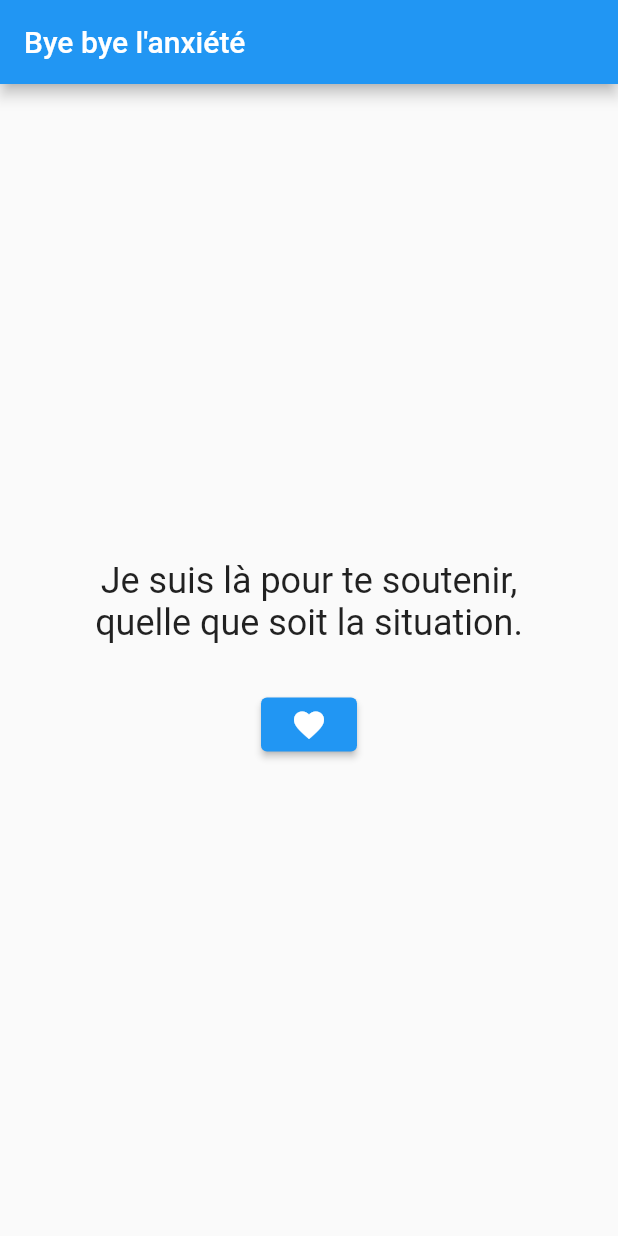
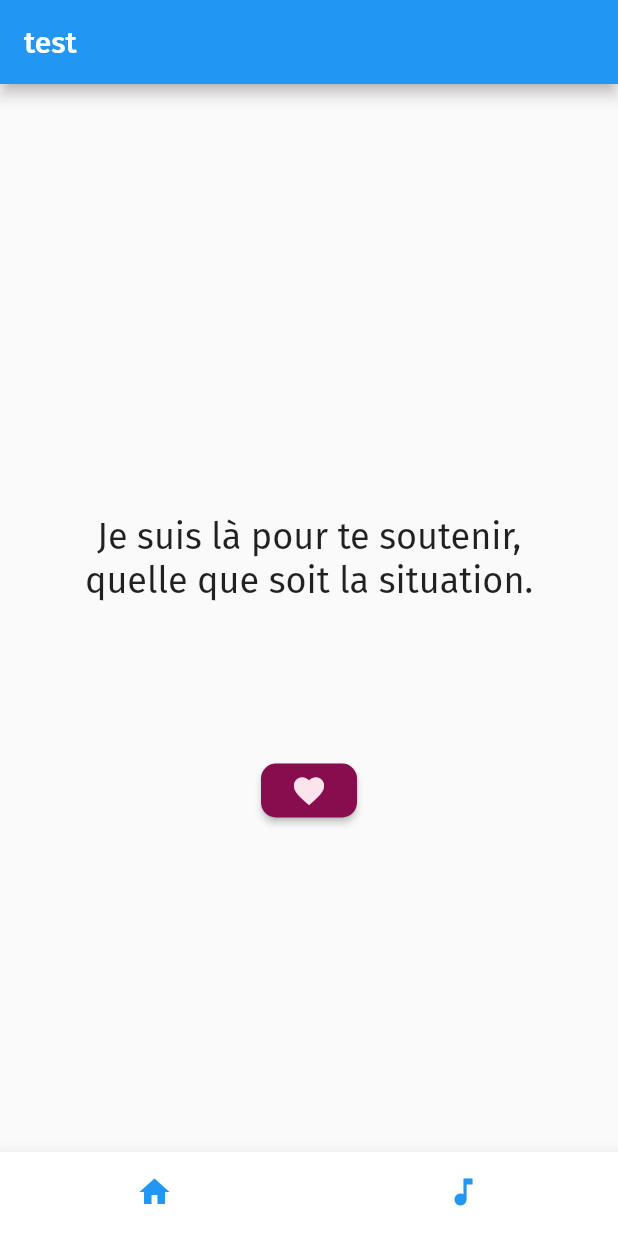
Before and after one commit to EaudeJavel/for_my_ex_gf, a Flutter app: the screen it shows after launch, after a tap on the "favorite" icon, on a phone screen of 412 x 824 dp. Run offline on Flutter 3.47's test engine with Material 2 defaults, Android fonts, the phone set to English and light mode, and no system bars; our stand-ins replace google_fonts.

Commit message:
feature: add scaffold bottom bar

```diff
--- a/lib/home/home.dart
+++ b/lib/home/home.dart
@@ -56,14 +56,17 @@ class _MyHomePageState extends State<MyHomePage> {
                       // Calculate the index of the sentence to display
                       int index = DateTime.now().day % sentences!.length;
                       return Center(
-                          child: SizedBox(
-                        width: 300,
                         child: Column(
                           mainAxisAlignment: MainAxisAlignment.center,
                           crossAxisAlignment: CrossAxisAlignment.center,
                           children: [
                             Container(
                               margin: const EdgeInsets.only(bottom: 30),
+                              child: SizedBox(
+                                  width: 300,
+                                  height: 200,
+                                  child: Align(
+                                    alignment: Alignment.center,
                                     child: Visibility(
                                       visible: _isVisible,
                                       child: Text(sentences![index],
@@ -72,6 +75,7 @@ class _MyHomePageState extends State<MyHomePage> {
                                             fontSize: 24,
                                           )),
                                     ),
+                                  )),
                             ),
                             ElevatedButton(
                               onPressed: () {
@@ -83,11 +87,21 @@ class _MyHomePageState extends State<MyHomePage> {
                                 }
                                 // createText();
                               },
+                              style: ElevatedButton.styleFrom(
+                                foregroundColor: Theme.of(context).primaryColor,
+                                backgroundColor:
+                                    Theme.of(context).colorScheme.secondary,
+                                shape: const RoundedRectangleBorder(
+                                  borderRadius: BorderRadius.all(
+                                    Radius.circular(10),
+                                  ),
+                                ),
+                              ),
                               child: const HeartWidget(),
                             ),
                           ],
                         ),
-                      ));
+                      );
                     }
                   }
                 } else {
--- a/lib/layouts/scaffold.dart
+++ b/lib/layouts/scaffold.dart
@@ -1,67 +1,67 @@
-// import 'package:flutter/material.dart';
-// import 'package:no_more_anxiety/routes.dart';
+import 'package:flutter/material.dart';
+import 'package:no_more_anxiety/routes.dart';
 
-// class FirstLevelScaffold extends StatefulWidget {
-//   const FirstLevelScaffold({super.key});
+class FirstLevelScaffold extends StatefulWidget {
+  const FirstLevelScaffold({super.key});
 
-//   @override
-//   FirstLevelScaffoldState createState() => FirstLevelScaffoldState();
-// }
+  @override
+  FirstLevelScaffoldState createState() => FirstLevelScaffoldState();
+}
 
-// class FirstLevelScaffoldState extends State<FirstLevelScaffold>
-//     with SingleTickerProviderStateMixin {
-//   int _currentIndex = 0;
-//   final List<Widget> _screen = <Widget>[
-//     const MyHomePage(
-//       title: "test",
-//     ),
-//   ];
-//   late TabController _controller;
+class FirstLevelScaffoldState extends State<FirstLevelScaffold>
+    with SingleTickerProviderStateMixin {
+  int _currentIndex = 0;
+  final List<Widget> _screen = <Widget>[
+    const MyHomePage(
+      title: "test",
+    ),
+  ];
+  late TabController _controller;
 
-//   @override
-//   void initState() {
-//     super.initState();
-//     _controller = TabController(length: _screen.length, vsync: this);
-//   }
+  @override
+  void initState() {
+    super.initState();
+    _controller = TabController(length: _screen.length, vsync: this);
+  }
 
-//   void onTabTapped(int index) {
-//     setState(() {
-//       _currentIndex = index;
-//       _controller.animateTo(index);
-//     });
-//   }
+  void onTabTapped(int index) {
+    setState(() {
+      _currentIndex = index;
+      _controller.animateTo(index);
+    });
+  }
 
-//   @override
-//   void dispose() {
-//     super.dispose();
-//     _controller.dispose();
-//   }
+  @override
+  void dispose() {
+    super.dispose();
+    _controller.dispose();
+  }
 
-//   @override
-//   Widget build(BuildContext context) {
-//     return Scaffold(
-//       appBar: null,
-//       body: TabBarView(controller: _controller, children: _screen),
-//       bottomNavigationBar: BottomNavigationBar(
-//         backgroundColor: const Color(0xFFFFFFFF),
-//         elevation: 10,
-//         showSelectedLabels: false,
-//         showUnselectedLabels: false,
-//         selectedItemColor: ThemeData().primaryColor,
-//         unselectedItemColor: ThemeData().colorScheme.secondary,
-//         onTap: onTabTapped,
-//         currentIndex: _currentIndex,
-//         items: const <BottomNavigationBarItem>[
-//           BottomNavigationBarItem(
-//             icon: Icon(Icons.home),
-//             label: 'Home',
-//           ),
-//           BottomNavigationBarItem(
-//             icon: Icon(Icons.music_note),
-//             label: 'Music',
-//           ),
-//         ],
-//       ),
-//     );
-//   }
-// }
+  @override
+  Widget build(BuildContext context) {
+    return Scaffold(
+      appBar: null,
+      body: TabBarView(controller: _controller, children: _screen),
+      bottomNavigationBar: BottomNavigationBar(
+        backgroundColor: const Color(0xFFFFFFFF),
+        elevation: 10,
+        showSelectedLabels: false,
+        showUnselectedLabels: false,
+        selectedItemColor: ThemeData().primaryColor,
+        unselectedItemColor: ThemeData().colorScheme.secondary,
+        onTap: onTabTapped,
+        currentIndex: _currentIndex,
+        items: const <BottomNavigationBarItem>[
+          BottomNavigationBarItem(
+            icon: Icon(Icons.home),
+            label: 'Home',
+          ),
+          BottomNavigationBarItem(
+            icon: Icon(Icons.music_note),
+            label: 'Music',
+          ),
+        ],
+      ),
+    );
+  }
+}
--- a/lib/main.dart
+++ b/lib/main.dart
@@ -1,9 +1,12 @@
+import 'dart:ui';
 import 'package:flutter/material.dart';
+import 'package:no_more_anxiety/layouts/scaffold.dart';
 
 import 'package:no_more_anxiety/theme.dart';
 import 'package:no_more_anxiety/routes.dart';
 
 void main() async {
+  DartPluginRegistrant.ensureInitialized();
   WidgetsFlutterBinding.ensureInitialized();
   runApp(
     Theme(
@@ -30,8 +33,10 @@ class ElisoAppState extends State<ElisoApp> {
     return MaterialApp(
       title: 'Eliso',
       theme: Theme.of(context),
-      home: const MyHomePage(
-        title: "Bye bye l'anxiété",
+      home: const Scaffold(
+        body: Center(
+          child: FirstLevelScaffold(),
+        ),
       ),
     );
   }
--- a/lib/theme.dart
+++ b/lib/theme.dart
@@ -1,14 +1,20 @@
 import 'package:flutter/material.dart';
+import 'package:google_fonts/google_fonts.dart';
 
 final ThemeData myAppTheme = ThemeData(
-  primaryColor: Colors.blue,
+  primaryColor: Colors.pink[50],
   colorScheme: const ColorScheme.light(
     primary: Colors.blue,
-    secondary: Colors.red,
+    secondary: Color.fromARGB(255, 135, 13, 78),
   ),
   textTheme: const TextTheme(
-    headline1: TextStyle(fontSize: 36.0, fontWeight: FontWeight.bold),
+    headline1: TextStyle(
+      fontSize: 32,
+      fontWeight: FontWeight.bold,
+      color: Color.fromARGB(255, 135, 13, 78),
+    ),
     headline2: TextStyle(fontSize: 24.0, fontWeight: FontWeight.bold),
     bodyText1: TextStyle(fontSize: 18.0),
   ),
+  fontFamily: GoogleFonts.getFont('Fira Sans').fontFamily,
 );
```
Also changed, not shown: pubspec.yaml (+10 -0 lines), 9 other files. Lines whose indentation alone changed are shown as unchanged.
